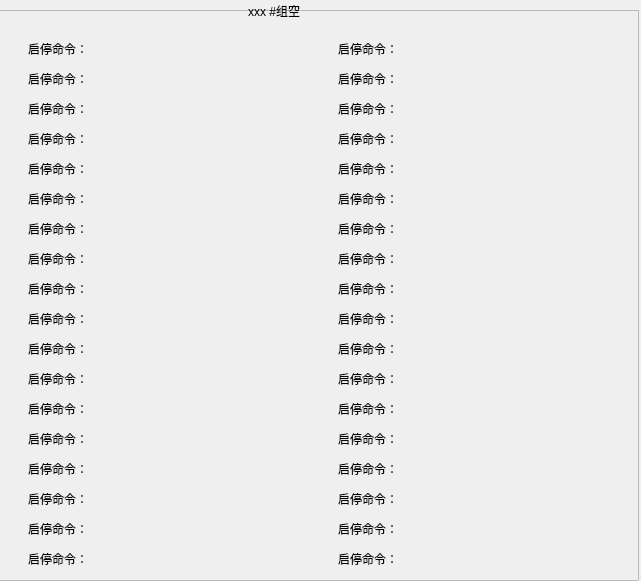
Qt form Form/Module/modularair.ui (caosq/ChickenFarm) before a commit.
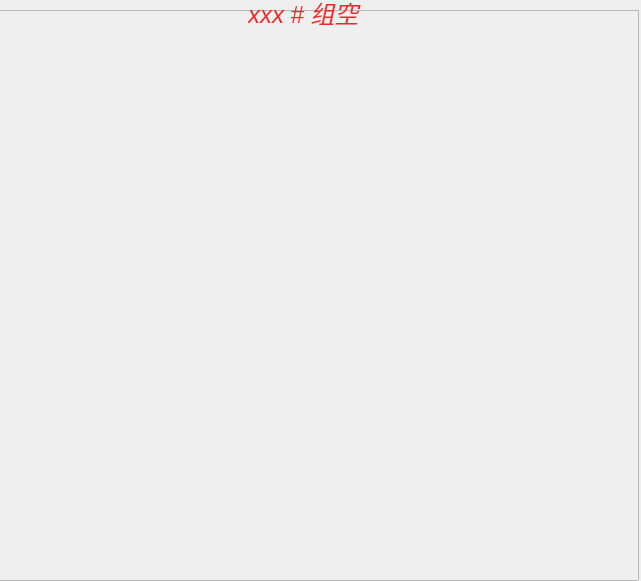
The same form after that commit. Icons and pictures are not drawn.

Commit message: 完成组空页面布局

The edit to the form file:
```diff
--- a/Form/Module/modularair.ui
+++ b/Form/Module/modularair.ui
@@ -22,6 +22,11 @@
      <height>571</height>
     </rect>
    </property>
+   <property name="font">
+    <font>
+     <pointsize>12</pointsize>
+    </font>
+   </property>
    <property name="styleSheet">
     <string notr="true">#frame{border-image: url(:/UI/Widget/System_Air_1.png);}
 </string>
@@ -32,489 +37,67 @@
    <property name="frameShadow">
     <enum>QFrame::Raised</enum>
    </property>
-   <widget class="QLabel" name="label_46">
-    <property name="geometry">
-     <rect>
-      <x>30</x>
-      <y>90</y>
-      <width>81</width>
-      <height>17</height>
-     </rect>
-    </property>
-    <property name="text">
-     <string>启停命令：</string>
-    </property>
-   </widget>
-   <widget class="QLabel" name="label_47">
-    <property name="geometry">
-     <rect>
-      <x>30</x>
-      <y>30</y>
-      <width>81</width>
-      <height>17</height>
-     </rect>
-    </property>
-    <property name="text">
-     <string>启停命令：</string>
-    </property>
-   </widget>
-   <widget class="QLabel" name="label_48">
-    <property name="geometry">
-     <rect>
-      <x>30</x>
-      <y>240</y>
-      <width>81</width>
-      <height>17</height>
-     </rect>
-    </property>
-    <property name="text">
-     <string>启停命令：</string>
-    </property>
-   </widget>
-   <widget class="QLabel" name="label_49">
-    <property name="geometry">
-     <rect>
-      <x>30</x>
-      <y>210</y>
-      <width>81</width>
-      <height>17</height>
-     </rect>
-    </property>
-    <property name="text">
-     <string>启停命令：</string>
-    </property>
-   </widget>
-   <widget class="QLabel" name="label_50">
-    <property name="geometry">
-     <rect>
-      <x>30</x>
-      <y>60</y>
-      <width>81</width>
-      <height>17</height>
-     </rect>
-    </property>
-    <property name="text">
-     <string>启停命令：</string>
-    </property>
-   </widget>
-   <widget class="QLabel" name="label_51">
-    <property name="geometry">
-     <rect>
-      <x>30</x>
-      <y>120</y>
-      <width>81</width>
-      <height>17</height>
-     </rect>
-    </property>
-    <property name="text">
-     <string>启停命令：</string>
-    </property>
-   </widget>
-   <widget class="QLabel" name="label_52">
-    <property name="geometry">
-     <rect>
-      <x>30</x>
-      <y>330</y>
-      <width>81</width>
-      <height>17</height>
-     </rect>
-    </property>
-    <property name="text">
-     <string>启停命令：</string>
-    </property>
-   </widget>
-   <widget class="QLabel" name="label_53">
-    <property name="geometry">
-     <rect>
-      <x>30</x>
-      <y>300</y>
-      <width>81</width>
-      <height>17</height>
-     </rect>
-    </property>
-    <property name="text">
-     <string>启停命令：</string>
-    </property>
-   </widget>
-   <widget class="QLabel" name="label_54">
-    <property name="geometry">
-     <rect>
-      <x>30</x>
-      <y>180</y>
-      <width>81</width>
-      <height>17</height>
-     </rect>
-    </property>
-    <property name="text">
-     <string>启停命令：</string>
-    </property>
-   </widget>
-   <widget class="QLabel" name="label_55">
-    <property name="geometry">
-     <rect>
-      <x>30</x>
-      <y>270</y>
-      <width>81</width>
-      <height>17</height>
-     </rect>
-    </property>
-    <property name="text">
-     <string>启停命令：</string>
-    </property>
-   </widget>
-   <widget class="QLabel" name="label_56">
-    <property name="geometry">
-     <rect>
-      <x>30</x>
-      <y>360</y>
-      <width>81</width>
-      <height>17</height>
-     </rect>
-    </property>
-    <property name="text">
-     <string>启停命令：</string>
-    </property>
-   </widget>
-   <widget class="QLabel" name="label_57">
-    <property name="geometry">
-     <rect>
-      <x>30</x>
-      <y>150</y>
-      <width>81</width>
-      <height>17</height>
-     </rect>
-    </property>
-    <property name="text">
-     <string>启停命令：</string>
-    </property>
-   </widget>
-   <widget class="QLabel" name="label_58">
-    <property name="geometry">
-     <rect>
-      <x>340</x>
-      <y>90</y>
-      <width>81</width>
-      <height>17</height>
-     </rect>
-    </property>
-    <property name="text">
-     <string>启停命令：</string>
-    </property>
-   </widget>
-   <widget class="QLabel" name="label_59">
-    <property name="geometry">
-     <rect>
-      <x>340</x>
-      <y>30</y>
-      <width>81</width>
-      <height>17</height>
-     </rect>
-    </property>
-    <property name="text">
-     <string>启停命令：</string>
-    </property>
-   </widget>
-   <widget class="QLabel" name="label_60">
-    <property name="geometry">
-     <rect>
-      <x>340</x>
-      <y>240</y>
-      <width>81</width>
-      <height>17</height>
-     </rect>
-    </property>
-    <property name="text">
-     <string>启停命令：</string>
-    </property>
-   </widget>
-   <widget class="QLabel" name="label_61">
-    <property name="geometry">
-     <rect>
-      <x>340</x>
-      <y>210</y>
-      <width>81</width>
-      <height>17</height>
-     </rect>
-    </property>
-    <property name="text">
-     <string>启停命令：</string>
-    </property>
-   </widget>
-   <widget class="QLabel" name="label_62">
-    <property name="geometry">
-     <rect>
-      <x>340</x>
-      <y>60</y>
-      <width>81</width>
-      <height>17</height>
-     </rect>
-    </property>
-    <property name="text">
-     <string>启停命令：</string>
-    </property>
-   </widget>
-   <widget class="QLabel" name="label_63">
-    <property name="geometry">
-     <rect>
-      <x>340</x>
-      <y>120</y>
-      <width>81</width>
-      <height>17</height>
-     </rect>
-    </property>
-    <property name="text">
-     <string>启停命令：</string>
-    </property>
-   </widget>
-   <widget class="QLabel" name="label_64">
-    <property name="geometry">
-     <rect>
-      <x>340</x>
-      <y>330</y>
-      <width>81</width>
-      <height>17</height>
-     </rect>
-    </property>
-    <property name="text">
-     <string>启停命令：</string>
-    </property>
-   </widget>
-   <widget class="QLabel" name="label_65">
-    <property name="geometry">
-     <rect>
-      <x>340</x>
-      <y>300</y>
-      <width>81</width>
-      <height>17</height>
-     </rect>
-    </property>
-    <property name="text">
-     <string>启停命令：</string>
-    </property>
-   </widget>
-   <widget class="QLabel" name="label_66">
-    <property name="geometry">
-     <rect>
-      <x>340</x>
-      <y>180</y>
-      <width>81</width>
-      <height>17</height>
-     </rect>
-    </property>
-    <property name="text">
-     <string>启停命令：</string>
-    </property>
-   </widget>
-   <widget class="QLabel" name="label_67">
-    <property name="geometry">
-     <rect>
-      <x>340</x>
-      <y>270</y>
-      <width>81</width>
-      <height>17</height>
-     </rect>
-    </property>
-    <property name="text">
-     <string>启停命令：</string>
-    </property>
-   </widget>
-   <widget class="QLabel" name="label_68">
-    <property name="geometry">
-     <rect>
-      <x>340</x>
-      <y>360</y>
-      <width>81</width>
-      <height>17</height>
-     </rect>
-    </property>
-    <property name="text">
-     <string>启停命令：</string>
-    </property>
-   </widget>
-   <widget class="QLabel" name="label_69">
-    <property name="geometry">
-     <rect>
-      <x>340</x>
-      <y>150</y>
-      <width>81</width>
-      <height>17</height>
-     </rect>
-    </property>
-    <property name="text">
-     <string>启停命令：</string>
-    </property>
-   </widget>
-   <widget class="QLabel" name="label_70">
-    <property name="geometry">
-     <rect>
-      <x>340</x>
-      <y>420</y>
-      <width>81</width>
-      <height>17</height>
-     </rect>
-    </property>
-    <property name="text">
-     <string>启停命令：</string>
-    </property>
-   </widget>
-   <widget class="QLabel" name="label_71">
-    <property name="geometry">
-     <rect>
-      <x>340</x>
-      <y>450</y>
-      <width>81</width>
-      <height>17</height>
-     </rect>
-    </property>
-    <property name="text">
-     <string>启停命令：</string>
-    </property>
-   </widget>
-   <widget class="QLabel" name="label_72">
-    <property name="geometry">
-     <rect>
-      <x>30</x>
-      <y>420</y>
-      <width>81</width>
-      <height>17</height>
-     </rect>
-    </property>
-    <property name="text">
-     <string>启停命令：</string>
-    </property>
-   </widget>
-   <widget class="QLabel" name="label_73">
-    <property name="geometry">
-     <rect>
-      <x>340</x>
-      <y>480</y>
-      <width>81</width>
-      <height>17</height>
-     </rect>
-    </property>
-    <property name="text">
-     <string>启停命令：</string>
-    </property>
-   </widget>
-   <widget class="QLabel" name="label_74">
-    <property name="geometry">
-     <rect>
-      <x>30</x>
-      <y>390</y>
-      <width>81</width>
-      <height>17</height>
-     </rect>
-    </property>
-    <property name="text">
-     <string>启停命令：</string>
-    </property>
-   </widget>
-   <widget class="QLabel" name="label_75">
-    <property name="geometry">
-     <rect>
-      <x>30</x>
-      <y>480</y>
-      <width>81</width>
-      <height>17</height>
-     </rect>
-    </property>
-    <property name="text">
-     <string>启停命令：</string>
-    </property>
-   </widget>
-   <widget class="QLabel" name="label_76">
-    <property name="geometry">
-     <rect>
-      <x>30</x>
-      <y>450</y>
-      <width>81</width>
-      <height>17</height>
-     </rect>
-    </property>
-    <property name="text">
-     <string>启停命令：</string>
-    </property>
-   </widget>
-   <widget class="QLabel" name="label_77">
-    <property name="geometry">
-     <rect>
-      <x>340</x>
-      <y>390</y>
-      <width>81</width>
-      <height>17</height>
-     </rect>
-    </property>
-    <property name="text">
-     <string>启停命令：</string>
-    </property>
-   </widget>
-   <widget class="QLabel" name="label_78">
-    <property name="geometry">
-     <rect>
-      <x>30</x>
-      <y>540</y>
-      <width>81</width>
-      <height>17</height>
-     </rect>
-    </property>
-    <property name="text">
-     <string>启停命令：</string>
-    </property>
-   </widget>
-   <widget class="QLabel" name="label_79">
-    <property name="geometry">
-     <rect>
-      <x>340</x>
-      <y>510</y>
-      <width>81</width>
-      <height>17</height>
-     </rect>
-    </property>
-    <property name="text">
-     <string>启停命令：</string>
-    </property>
-   </widget>
-   <widget class="QLabel" name="label_80">
-    <property name="geometry">
-     <rect>
-      <x>340</x>
-      <y>540</y>
-      <width>81</width>
-      <height>17</height>
-     </rect>
-    </property>
-    <property name="text">
-     <string>启停命令：</string>
-    </property>
-   </widget>
-   <widget class="QLabel" name="label_81">
-    <property name="geometry">
-     <rect>
-      <x>30</x>
-      <y>510</y>
-      <width>81</width>
-      <height>17</height>
-     </rect>
-    </property>
-    <property name="text">
-     <string>启停命令：</string>
-    </property>
-   </widget>
   </widget>
   <widget class="QLabel" name="label">
    <property name="geometry">
     <rect>
      <x>248</x>
      <y>0</y>
-     <width>101</width>
-     <height>21</height>
+     <width>137</width>
+     <height>25</height>
     </rect>
    </property>
+   <property name="palette">
+    <palette>
+     <active>
+      <colorrole role="WindowText">
+       <brush brushstyle="SolidPattern">
+        <color alpha="255">
+         <red>239</red>
+         <green>41</green>
+         <blue>41</blue>
+        </color>
+       </brush>
+      </colorrole>
+     </active>
+     <inactive>
+      <colorrole role="WindowText">
+       <brush brushstyle="SolidPattern">
+        <color alpha="255">
+         <red>239</red>
+         <green>41</green>
+         <blue>41</blue>
+        </color>
+       </brush>
+      </colorrole>
+     </inactive>
+     <disabled>
+      <colorrole role="WindowText">
+       <brush brushstyle="SolidPattern">
+        <color alpha="255">
+         <red>190</red>
+         <green>190</green>
+         <blue>190</blue>
+        </color>
+       </brush>
+      </colorrole>
+     </disabled>
+    </palette>
+   </property>
+   <property name="font">
+    <font>
+     <family>Ubuntu</family>
+     <pointsize>18</pointsize>
+     <weight>50</weight>
+     <italic>true</italic>
+     <bold>false</bold>
+    </font>
+   </property>
    <property name="styleSheet">
     <string notr="true">font: 63 oblique 16pt &quot;URW Gothic L&quot;;</string>
    </property>
    <property name="text">
-    <string>xxx #组空</string>
+    <string>xxx # 组空</string>
    </property>
   </widget>
  </widget>
```
Left out of the diff: 2 changed lines with no effect on the pictures. The commit also changes 279 other files.
